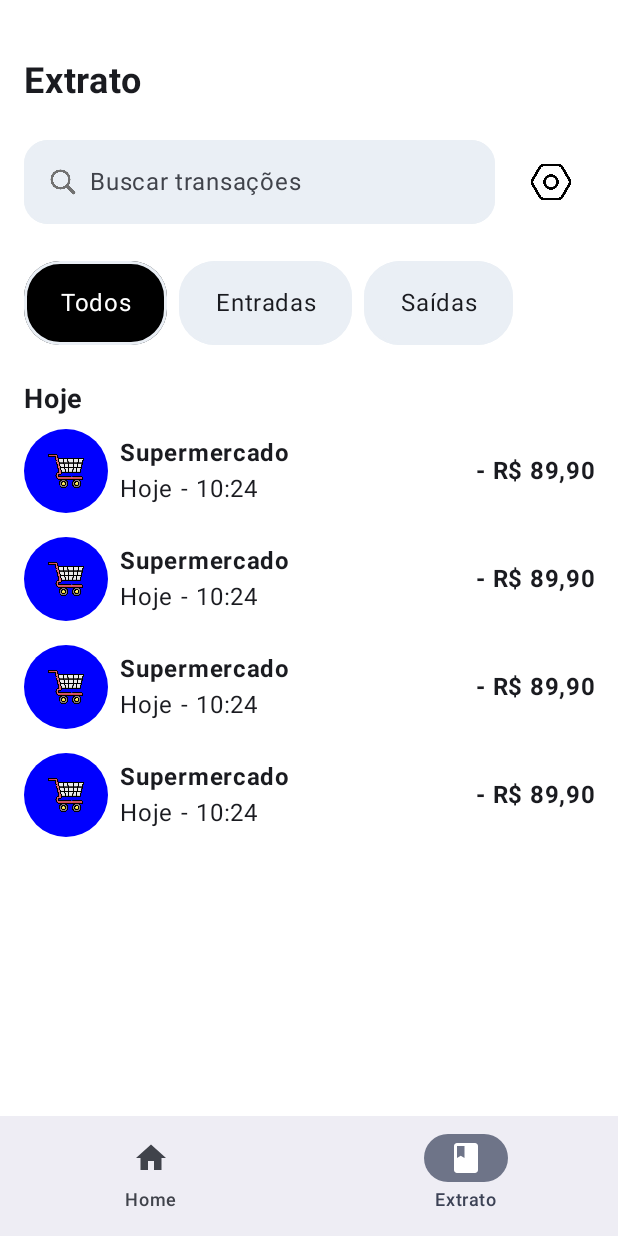
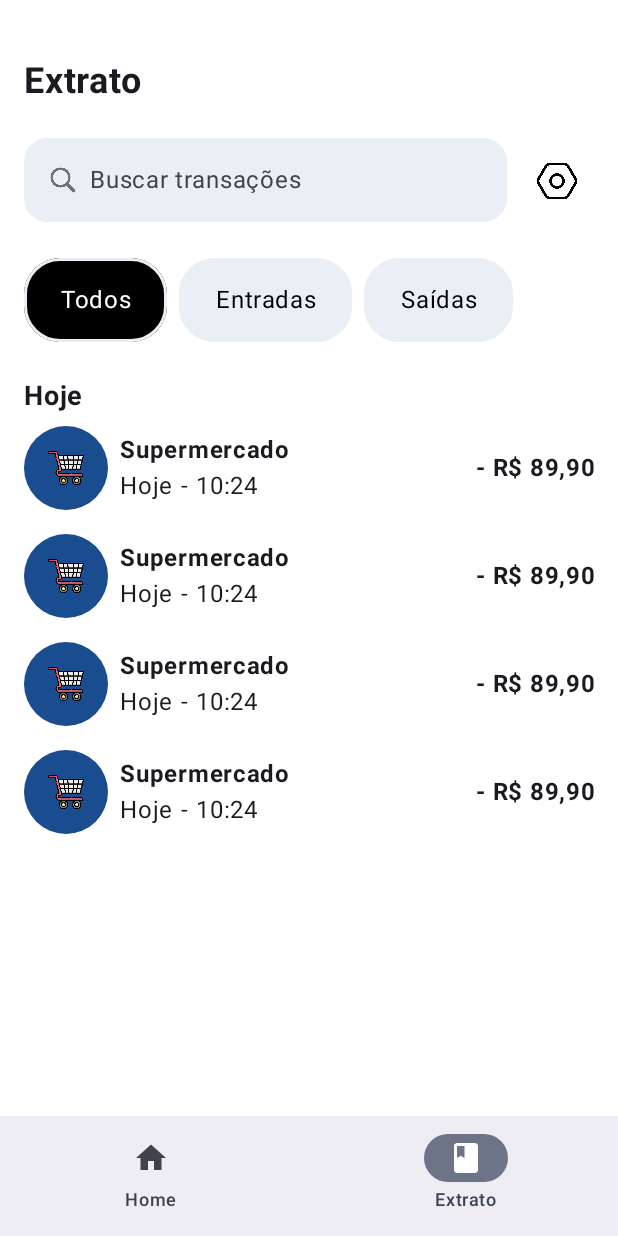
Before and after one commit to leticia0510/carteira-digital, an Android app built with Jetpack Compose: the ExtratoScreen screen opened through its navigation route, on a phone screen of 412 x 824 dp. Run offline under Robolectric (Android 15) with nearby library versions, the phone set to English and light mode, and no system bars.

Commit message:
refactor: correções do pull request

```diff
--- a/app/src/main/java/com/avanade/carteiradigital/presentation/component/CardTransacao.kt
+++ b/app/src/main/java/com/avanade/carteiradigital/presentation/component/CardTransacao.kt
@@ -22,6 +22,7 @@ import androidx.compose.ui.text.style.TextAlign
 import androidx.compose.ui.unit.dp
 import androidx.compose.ui.unit.sp
 import com.avanade.carteiradigital.R
+import com.avanade.carteiradigital.ui.theme.Azul
 
 @Composable
 fun CardTransacao(
@@ -43,7 +44,7 @@ fun CardTransacao(
             contentDescription = descricao,
             modifier = Modifier
                 .background(
-                    Color.Blue,
+                    Azul,
                     shape = RoundedCornerShape(dimensionResource(id = R.dimen.spacing_extra_large))
                 )
                 .padding(dimensionResource(id = R.dimen.spacing_medium))
--- a/app/src/main/java/com/avanade/carteiradigital/presentation/screens/ExtratoScreen.kt
+++ b/app/src/main/java/com/avanade/carteiradigital/presentation/screens/ExtratoScreen.kt
@@ -37,8 +37,10 @@ import androidx.compose.ui.unit.dp
 import androidx.compose.ui.unit.sp
 import com.avanade.carteiradigital.R
 import com.avanade.carteiradigital.presentation.component.CardTransacao
+import com.avanade.carteiradigital.presentation.component.listaTransacoes
 import com.avanade.carteiradigital.ui.theme.Branco
 import com.avanade.carteiradigital.ui.theme.CinzaAzulado
+import com.avanade.carteiradigital.ui.theme.Preto
 
 @Composable
 fun ExtratoScreen() {
@@ -65,64 +67,21 @@ fun ExtratoScreen() {
                 modifier = Modifier
                     .fillMaxWidth()
                 ) {
-                Box(
-                    modifier = Modifier
-                        .border(
-                            width = dimensionResource(id = R.dimen.spacing_tiny),
-                            color = CinzaAzulado,
-                            shape = RoundedCornerShape(dimensionResource(id = R.dimen.spacing_large))
+                FiltroItem(
+                    texto = stringResource(id = R.string.todos),
+                    corFundo = Preto,
+                    corTexto = Branco
                 )
-                        .background(
-                            Color.Black,
-                            shape = RoundedCornerShape(dimensionResource(id = R.dimen.spacing_large))
+                FiltroItem(
+                    texto = stringResource(id = R.string.entradas),
+                    corFundo = CinzaAzulado,
+                    corTexto = Preto
                 )
-                        .padding(horizontal = dimensionResource(id = R.dimen.spacing_large), vertical = dimensionResource(id = R.dimen.spacing_medium)),
-                ){
-                    Text(
-                        text = stringResource(id = R.string.todos),
-                        textAlign = TextAlign.Center,
-                        fontSize = dimensionResource(id = R.dimen.text_size_medium).value.sp,
-                        color = Color.White
+                FiltroItem(
+                    texto = stringResource(id = R.string.saidas),
+                    corFundo = CinzaAzulado,
+                    corTexto = Preto
                 )
-                }
-                Box(
-                    modifier = Modifier
-                        .border(
-                            width = dimensionResource(id = R.dimen.spacing_tiny),
-                            color = CinzaAzulado,
-                            shape = RoundedCornerShape(dimensionResource(id = R.dimen.spacing_large))
-                        )
-                        .background(
-                            CinzaAzulado,
-                            shape = RoundedCornerShape(dimensionResource(id = R.dimen.spacing_large))
-                        )
-                        .padding(horizontal = dimensionResource(id = R.dimen.spacing_large), vertical = dimensionResource(id = R.dimen.spacing_medium)),
-                ){
-                    Text(
-                        text = stringResource(id = R.string.entradas),
-                        textAlign = TextAlign.Center,
-                        fontSize = dimensionResource(id = R.dimen.text_size_medium).value.sp
-                    )
-                }
-                Box(
-                    modifier = Modifier
-                        .border(
-                            width = dimensionResource(id = R.dimen.spacing_tiny),
-                            color = CinzaAzulado,
-                            shape = RoundedCornerShape(dimensionResource(id = R.dimen.spacing_large))
-                        )
-                        .background(
-                            CinzaAzulado,
-                            shape = RoundedCornerShape(dimensionResource(id = R.dimen.spacing_large))
-                        )
-                        .padding(horizontal = dimensionResource(id = R.dimen.spacing_large), vertical = dimensionResource(id = R.dimen.spacing_medium)),
-                ){
-                    Text(
-                        text = stringResource(id = R.string.saidas),
-                        textAlign = TextAlign.Center,
-                        fontSize = dimensionResource(id = R.dimen.text_size_medium).value.sp
-                    )
-                }
             }
         }
         item {
@@ -133,38 +92,16 @@ fun ExtratoScreen() {
                 modifier = Modifier.padding(top = dimensionResource(id = R.dimen.spacing_large))
             )
             Column() {
+                listaTransacoes.forEach { card ->
                     CardTransacao(
-                    idImage = R.drawable.icone_cart,
-                    descricao = "Cart",
-                    nomeServico = "Supermercado",
-                    data = "Hoje",
-                    hora = "10:24",
-                    valor = "89,90"
+                        idImage = card.image,
+                        descricao = card.description,
+                        nomeServico = card.name,
+                        data = card.date,
+                        hora = card.hour,
+                        valor = card.value
                     )
-                CardTransacao(
-                    idImage = R.drawable.icone_cart,
-                    descricao = "Cart",
-                    nomeServico = "Supermercado",
-                    data = "Hoje",
-                    hora = "10:24",
-                    valor = "89,90"
-                )
-                CardTransacao(
-                    idImage = R.drawable.icone_cart,
-                    descricao = "Cart",
-                    nomeServico = "Supermercado",
-                    data = "Hoje",
-                    hora = "10:24",
-                    valor = "89,90"
-                )
-                CardTransacao(
-                    idImage = R.drawable.icone_cart,
-                    descricao = "Cart",
-                    nomeServico = "Supermercado",
-                    data = "Hoje",
-                    hora = "10:24",
-                    valor = "89,90"
-                )
+                }
             }
         }
     }
@@ -175,7 +112,7 @@ fun ExtratoScreen() {
 fun BoxDeBusca(){
     Row(
         verticalAlignment = Alignment.CenterVertically,
-        horizontalArrangement = Arrangement.spacedBy(8.dp),
+        horizontalArrangement = Arrangement.spacedBy(dimensionResource(id = R.dimen.spacing_small)),
         modifier = Modifier.fillMaxWidth()
     ) {
         TextField(
@@ -212,17 +149,23 @@ fun BoxDeBusca(){
                 unfocusedIndicatorColor = Color.Transparent
             )
         )
+        BotaoDetalhe()
+    }
+}
+
+@Composable
+fun BotaoDetalhe(){
     Button(
         onClick = { /* Ação ao clicar no botão */ },
         contentPadding = PaddingValues(0.dp),
         modifier = Modifier
-                .width(58.dp)
-                .height(58.dp)
+            .width(dimensionResource(id = R.dimen.logo_medium))
+            .height(dimensionResource(id = R.dimen.logo_medium))
             .background(
                 Color.Transparent),
         colors = ButtonDefaults.buttonColors(
             containerColor = Color.Transparent,
-                contentColor = Color.White
+            contentColor = Branco
         )
     ){
         Image(
@@ -234,6 +177,40 @@ fun BoxDeBusca(){
         )
     }
 }
+
+@Composable
+fun FiltroItem(
+    texto: String,
+    corFundo: Color,
+    corTexto: Color = Color.Black
+) {
+    Box(
+        modifier = Modifier
+            .border(
+                width = dimensionResource(id = R.dimen.spacing_tiny),
+                color = CinzaAzulado,
+                shape = RoundedCornerShape(
+                    dimensionResource(id = R.dimen.spacing_large)
+                )
+            )
+            .background(
+                corFundo,
+                shape = RoundedCornerShape(
+                    dimensionResource(id = R.dimen.spacing_large)
+                )
+            )
+            .padding(
+                horizontal = dimensionResource(id = R.dimen.spacing_large),
+                vertical = dimensionResource(id = R.dimen.spacing_medium)
+            )
+    ) {
+        Text(
+            text = texto,
+            textAlign = TextAlign.Center,
+            fontSize = dimensionResource(id = R.dimen.text_size_medium).value.sp,
+            color = corTexto
+        )
+    }
 }
 
 @Preview
--- a/app/src/main/java/com/avanade/carteiradigital/presentation/screens/HomeScreen.kt
+++ b/app/src/main/java/com/avanade/carteiradigital/presentation/screens/HomeScreen.kt
@@ -31,6 +31,8 @@ import androidx.compose.ui.unit.dp
 import androidx.compose.ui.unit.sp
 import com.avanade.carteiradigital.R
 import com.avanade.carteiradigital.presentation.component.CardTransacao
+import com.avanade.carteiradigital.presentation.component.listaTransacoes
+import com.avanade.carteiradigital.ui.theme.Azul
 import com.avanade.carteiradigital.ui.theme.Branco
 import com.avanade.carteiradigital.ui.theme.CinzaAzulado
 
@@ -91,42 +93,20 @@ fun HomeScreen() {
                 Text(
                     text = stringResource(id = R.string.ver_todas),
                     fontSize = dimensionResource(id = R.dimen.text_size_medium).value.sp,
-                    color = Color.Blue
+                    color = Azul
                 )
             }
             Column() {
-                CardTransacao(
-                    idImage = R.drawable.icone_cart,
-                    descricao = "Cart",
-                    nomeServico = "Supermercado",
-                    data = "Hoje",
-                    hora = "10:24",
-                    valor = "89,90"
-                )
-                CardTransacao(
-                    idImage = R.drawable.icone_cart,
-                    descricao = "Cart",
-                    nomeServico = "Supermercado",
-                    data = "Hoje",
-                    hora = "10:24",
-                    valor = "89,90"
-                )
-                CardTransacao(
-                    idImage = R.drawable.icone_cart,
-                    descricao = "Cart",
-                    nomeServico = "Supermercado",
-                    data = "Hoje",
-                    hora = "10:24",
-                    valor = "89,90"
-                )
-                CardTransacao(
-                    idImage = R.drawable.icone_cart,
-                    descricao = "Cart",
-                    nomeServico = "Supermercado",
-                    data = "Hoje",
-                    hora = "10:24",
-                    valor = "89,90"
-                )
+                listaTransacoes.forEach { card ->
+                    CardTransacao(
+                        idImage = card.image,
+                        descricao = card.description,
+                        nomeServico = card.name,
+                        data = card.date,
+                        hora = card.hour,
+                        valor = card.value
+                    )
+                }
             }
         }
     }
--- /dev/null
+++ b/app/src/main/java/com/avanade/carteiradigital/presentation/screens/ListaTransacoes.kt
@@ -0,0 +1,47 @@
+package com.avanade.carteiradigital.presentation.component
+
+import com.avanade.carteiradigital.R
+
+data class Transacao(
+    val image: Int,
+    val description: String,
+    val name: String,
+    val date: String,
+    val hour: String,
+    val value: String
+)
+
+val listaTransacoes = listOf(
+    Transacao(
+        image = R.drawable.icone_cart,
+        description = "Cart",
+        name = "Supermercado",
+        date = "Hoje",
+        hour = "10:24",
+        value = "89,90"
+    ),
+    Transacao(
+        image = R.drawable.icone_cart,
+        description = "Cart",
+        name = "Supermercado",
+        date = "Hoje",
+        hour = "10:24",
+        value = "89,90"
+    ),
+    Transacao(
+        image = R.drawable.icone_cart,
+        description = "Cart",
+        name = "Supermercado",
+        date = "Hoje",
+        hour = "10:24",
+        value = "89,90"
+    ),
+    Transacao(
+        image = R.drawable.icone_cart,
+        description = "Cart",
+        name = "Supermercado",
+        date = "Hoje",
+        hour = "10:24",
+        value = "89,90"
+    )
+)
--- a/app/src/main/java/com/avanade/carteiradigital/presentation/screens/LoginScreen.kt
+++ b/app/src/main/java/com/avanade/carteiradigital/presentation/screens/LoginScreen.kt
@@ -50,6 +50,7 @@ import com.avanade.carteiradigital.presentation.component.InputPadrao
 import com.avanade.carteiradigital.presentation.component.LinkLaranja
 import com.avanade.carteiradigital.presentation.intent.LoginIntent
 import com.avanade.carteiradigital.presentation.viewmodel.LoginViewModel
+import com.avanade.carteiradigital.ui.theme.Azul
 import com.avanade.carteiradigital.ui.theme.Branco
 import com.avanade.carteiradigital.ui.theme.CinzaAzulado
 import org.koin.androidx.compose.koinViewModel
@@ -123,7 +124,7 @@ fun LoginScreen(
                     .fillMaxWidth()
                     .padding(top = dimensionResource(id = R.dimen.spacing_medium)),
                 textAlign = TextAlign.End,
-                color = Color.Blue
+                color = Azul
             )
             Spacer(modifier = Modifier.height(dimensionResource(id = R.dimen.spacing_medium)))
             BotaoLaranja(
--- a/app/src/main/java/com/avanade/carteiradigital/presentation/screens/RecuperarSenhaScreen.kt
+++ b/app/src/main/java/com/avanade/carteiradigital/presentation/screens/RecuperarSenhaScreen.kt
@@ -29,6 +29,7 @@ import androidx.compose.ui.unit.sp
 import com.avanade.carteiradigital.R
 import com.avanade.carteiradigital.presentation.component.BotaoLaranja
 import com.avanade.carteiradigital.presentation.component.InputPadrao
+import com.avanade.carteiradigital.ui.theme.Azul
 import com.avanade.carteiradigital.ui.theme.Branco
 import com.avanade.carteiradigital.ui.theme.BrancoAzulado
 
@@ -115,7 +116,7 @@ fun DadosMaisVoltarRecuperarSenha() {
         Text(
             text = stringResource(id = R.string.voltar_para_login),
             fontSize = dimensionResource(id = R.dimen.text_size_large).value.sp,
-            color = Color.Blue,
+            color = Azul,
             fontWeight = FontWeight.Bold,
             textAlign = TextAlign.Center,
             modifier = Modifier
--- a/app/src/main/java/com/avanade/carteiradigital/ui/theme/Color.kt
+++ b/app/src/main/java/com/avanade/carteiradigital/ui/theme/Color.kt
@@ -13,5 +13,7 @@ val Pink40 = Color(0xFF7D5260)
 val Laranja = Color(0xFFFC5003)
 val CinzaAzulado = Color(0xFFEAEFF5)
 val Branco = Color(0xFFFFFFFF)
+val BrancoAzulado = Color(0xFFE8E8F7)
 
-val BrancoAzulado = Color(0xFFE8E8F7)
+val Preto = Color(0xFF000000)
+val Azul = Color(0xFF1A4D8F)
```
Lines whose indentation alone changed are shown as unchanged.
